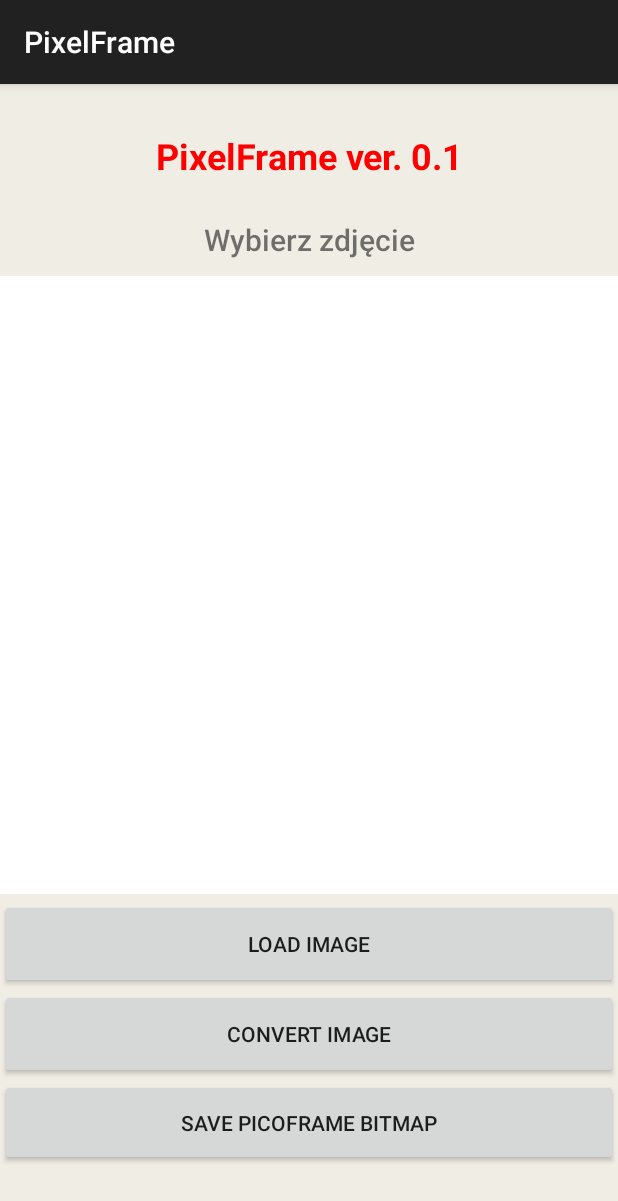
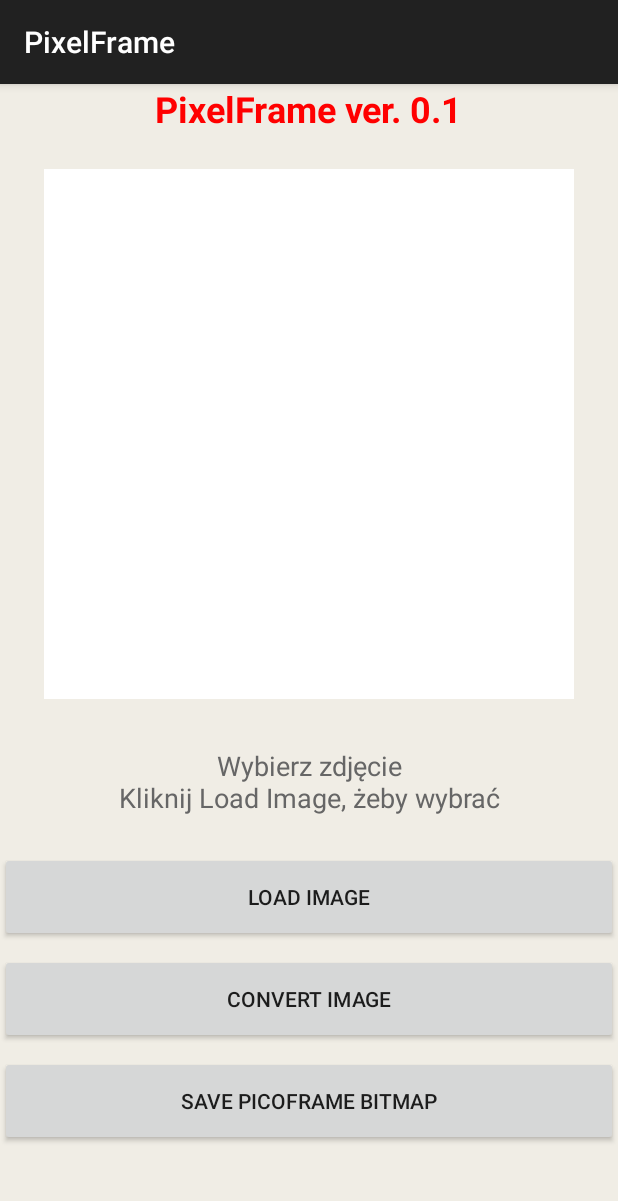
Before and after one commit to heracro/PixelFrame, an Android app built with Jetpack Compose: the screen it shows after launch (MainActivity), on a phone screen of 412 x 824 dp. Shown: the top 1201 px of the screen. Run offline under Robolectric (Android 15) with nearby library versions, the phone set to English and light mode, and no system bars; our stand-ins replace Picasso; libraries missing offline, so code that uses them is left out: com.github.chrisbanes.photoview; plain views replace PhotoView; 1 statement that could not run was skipped.

Commit message:
zoom/scale fixed (picture is always a square) + prevented crashes due to too huge file.

```diff
--- a/app/src/main/java/com/pixelframe/controller/ui/MainActivity.java
+++ b/app/src/main/java/com/pixelframe/controller/ui/MainActivity.java
@@ -1,59 +1,128 @@
 package com.pixelframe.controller.ui;
 
-import android.graphics.Color;
+import android.content.ContentResolver;
+import android.database.Cursor;
+import android.graphics.BitmapFactory;
+import android.graphics.drawable.Drawable;
+import android.net.Uri;
 import android.os.Bundle;
+import android.provider.OpenableColumns;
+import android.util.Log;
+import android.view.View;
 import android.widget.Button;
-import android.widget.FrameLayout;
-import androidx.appcompat.app.AppCompatActivity;
+import android.widget.TextView;
+
 import androidx.activity.result.ActivityResultLauncher;
 import androidx.activity.result.contract.ActivityResultContracts;
+import androidx.appcompat.app.AppCompatActivity;
+
+import com.github.chrisbanes.photoview.PhotoView;
 import com.pixelframe.controller.R;
-import com.github.chrisbanes.photoview.PhotoView;
+import com.squareup.picasso.Callback;
 import com.squareup.picasso.Picasso;
+
+import java.io.InputStream;
 
 public class MainActivity extends AppCompatActivity {
     private ActivityResultLauncher<String> mGetContent;
     private PhotoView photoView;
+    private TextView instructionText;
+
     @Override
     protected void onCreate(Bundle savedInstanceState) {
         super.onCreate(savedInstanceState);
         setContentView(R.layout.activity_main);
-        FrameLayout frameLayout = findViewById(R.id.frame_container);
+
         photoView = findViewById(R.id.photo_view);
-        photoView.setBackgroundColor(Color.WHITE);
+        instructionText = findViewById(R.id.instruction_text);
         Button buttonLoadImage = findViewById(R.id.button_load);
-        mGetContent = registerForActivityResult(new ActivityResultContracts.GetContent(),
-                uri -> {
-                    if (uri != null) {
-                        Picasso.get().load(uri).into(photoView);
-                        photoView.setBackgroundColor(Color.TRANSPARENT);
-                    }
+
+        mGetContent = registerForActivityResult(new ActivityResultContracts.GetContent(), this::handleImageSelection);
+        buttonLoadImage.setOnClickListener(v -> mGetContent.launch("image/*"));
+    }
+
+    private void handleImageSelection(Uri uri) {
+        try {
+            if (!isValidImage(uri)) {
+                return;
+            }
+
+            Picasso.get().load(uri).into(photoView, new Callback() {
+                @Override
+                public void onSuccess() {
+                    instructionText.setVisibility(View.GONE);
+                    photoView.post(() -> {
+                        Drawable drawable = photoView.getDrawable();
+                        if (drawable != null) {
+                            int imageWidth = drawable.getIntrinsicWidth();
+                            int imageHeight = drawable.getIntrinsicHeight();
+                            float scale = Math.max(imageWidth, imageHeight) / (float) Math.min(imageWidth, imageHeight);
+                            float mediumScale = 1.75f * scale;
+                            float maximumScale = 3.0f * scale;
+                            photoView.setMinimumScale(scale);
+                            photoView.setScale(scale);
+                            photoView.setMediumScale(mediumScale);
+                            photoView.setMaximumScale(maximumScale);
+                            Log.d("PhotoView", "Scale set to: " + scale);
+                            Log.d("PhotoView", "Minimum Scale set to: " + photoView.getMinimumScale());
+                            Log.d("PhotoView", "Medium Scale set to: " + photoView.getMediumScale());
+                            Log.d("PhotoView", "Maximum Scale set to: " + photoView.getMaximumScale());
+                        }
+                    });
                 }
-        );
-        frameLayout.post(() -> {
-            int width = frameLayout.getWidth();
-            int height = frameLayout.getHeight();
-            adjustPhotoViewSettingsWithFrameSize(photoView, Math.min(width, height));
-        });
-        buttonLoadImage.setOnClickListener(v -> {
-            mGetContent.launch("image/*");
-        });
+
+                @Override
+                public void onError(Exception e) {
+                    Log.d("PhotoView","Failed to load picture; onError() called");
+                }
+            });
+        } catch (Exception e) {
+            Log.d("PhotoView","Error selecting image: " + e.getMessage());
+        }
     }
 
     /**
-     * this method should limit zoom out capabilities this way, that picture will always remain
-     * squared. So, the smaller dimension of picture should always be not smaller than size of
-     * frame. Yet, it doesn't do the job as intended...
-     * @param photoView
-     * @param frameSize
+     * Let's make sure app won't crash if huge image is loaded (tested 64MPx). For now. Later on
+     * this could change to allow let's say scaling them down up to some reasonable size. Any way
+     * this method must do the job without loading image itself - for example by checking meta data
+     * @param uri location of chosen file
+     * @return true when file is within size limits (pixels, bytes...), fail if opening could crash
+     * the app.
+     * @throws Exception when closing file fails.
      */
-    private void adjustPhotoViewSettingsWithFrameSize(PhotoView photoView, int frameSize) {
-        if (photoView.getDrawable() == null) return;
-        float width = photoView.getDrawable().getIntrinsicWidth();
-        float height = photoView.getDrawable().getIntrinsicHeight();
-        float minScale = Math.min(width, height) / frameSize;
-        photoView.setMinimumScale(minScale);
-        photoView.setScale(minScale);
+    private boolean isValidImage(Uri uri) throws Exception {
+        ContentResolver contentResolver = getContentResolver();
+        Cursor cursor = contentResolver.query(uri, null, null, null, null);
+        if (cursor != null && cursor.moveToFirst()) {
+            //so we know we have a file, let's check file size.
+            int sizeIndex = cursor.getColumnIndex(OpenableColumns.SIZE);
+            long fileSize = cursor.getLong(sizeIndex);
+            if (fileSize > 10 * 1024 * 1024) {
+                instructionText.setText("File is too large to process.");
+                Log.d("PhotoView", "Chosen file is to big (>10MB)");
+                cursor.close();
+                return false;
+            }
+            //file size is ok, let's check picture size (max bitmap size is 256576512 bytes =
+            // ~60MPx, so limit of 48MPx seems reasonable.
+            BitmapFactory.Options options = new BitmapFactory.Options();
+            options.inJustDecodeBounds = true;
+            InputStream inputStream = contentResolver.openInputStream(uri);
+            BitmapFactory.decodeStream(inputStream, null, options);
+            inputStream.close();
+            int imageWidth = options.outWidth;
+            int imageHeight = options.outHeight;
+            long pixelCount = (long) imageWidth * imageHeight;
+            if (pixelCount > 48000000) {
+                instructionText.setText("Image is too large to process.");
+                Log.d("PhotoView", "Chosen file has too many pixels (>48M)");
+                cursor.close();
+                return false;
+            }
+        }
+        if (cursor != null) {
+            cursor.close();
+        }
+        return true;
     }
-
 }
--- a/app/src/main/res/layout/activity_main.xml
+++ b/app/src/main/res/layout/activity_main.xml
@@ -7,17 +7,35 @@
     android:layout_height="match_parent"
     android:background="#F0EDE5"
     tools:context=".ui.MainActivity">
+
+    <!-- Text View "PixelFrame ver. 0.1" -->
+    <TextView
+        android:id="@+id/textView2"
+        android:layout_width="wrap_content"
+        android:layout_height="wrap_content"
+        android:text="PixelFrame ver. 0.1"
+        android:textColor="#FF0000"
+        android:textStyle="bold"
+        android:textSize="24sp"
+        android:fontFamily="sans-serif"
+        app:layout_constraintTop_toTopOf="parent"
+        app:layout_constraintStart_toStartOf="parent"
+        app:layout_constraintEnd_toEndOf="parent"
+        app:layout_constraintBottom_toTopOf="@id/frame_container"
+        android:layout_marginBottom="8dp" />
+
+    <!-- Frame for PhotoView, kwadratowy -->
     <FrameLayout
         android:id="@+id/frame_container"
         android:layout_width="0dp"
         android:layout_height="0dp"
-        android:layout_marginTop="-50dp"
-        android:layout_marginBottom="50dp"
         app:layout_constraintDimensionRatio="1:1"
-        app:layout_constraintTop_toTopOf="parent"
-        app:layout_constraintBottom_toBottomOf="parent"
+        app:layout_constraintTop_toBottomOf="@id/textView2"
         app:layout_constraintStart_toStartOf="parent"
-        app:layout_constraintEnd_toEndOf="parent">
+        app:layout_constraintEnd_toEndOf="parent"
+        app:layout_constraintBottom_toTopOf="@id/instruction_text"
+        android:layout_marginTop="16dp"
+        android:layout_marginBottom="16dp">
 
         <com.github.chrisbanes.photoview.PhotoView
             android:id="@+id/photo_view"
@@ -27,87 +45,56 @@
 
     </FrameLayout>
 
-    <RelativeLayout
+    <!-- Text View "Wybierz zdjęcie" -->
+    <TextView
+        android:id="@+id/instruction_text"
         android:layout_width="match_parent"
-        android:layout_height="match_parent"
-        tools:context=".MainActivity">
+        android:layout_height="wrap_content"
+        android:text="Wybierz zdjęcie\nKliknij Load Image, żeby wybrać"
+        android:gravity="center"
+        android:textSize="18sp"
+        android:padding="16dp"
+        android:textColor="#666666"
+        app:layout_constraintTop_toBottomOf="@id/frame_container"
+        app:layout_constraintBottom_toTopOf="@id/button_load"
+        app:layout_constraintStart_toStartOf="parent"
+        app:layout_constraintEnd_toEndOf="parent" />
 
-        <TextView
-            android:id="@+id/textView"
-            android:layout_width="match_parent"
-            android:layout_height="31dp"
-            android:layout_alignParentStart="true"
-            android:layout_alignParentTop="true"
-            android:layout_alignParentEnd="true"
-            android:layout_alignParentBottom="true"
-            android:layout_marginStart="0dp"
-            android:layout_marginTop="90dp"
-            android:layout_marginEnd="0dp"
-            android:layout_marginBottom="610dp"
-            android:fontFamily="sans-serif-medium"
-            android:text="Wybierz zdjęcie"
-            android:textAlignment="center"
-            android:textSize="20sp" />
+    <!-- Button Load Image -->
+    <Button
+        android:id="@+id/button_load"
+        android:layout_width="0dp"
+        android:layout_height="60dp"
+        android:text="Load Image"
+        app:layout_constraintTop_toBottomOf="@id/instruction_text"
+        app:layout_constraintStart_toStartOf="parent"
+        app:layout_constraintEnd_toEndOf="parent"
+        app:layout_constraintBottom_toTopOf="@id/button_convert"
+        android:layout_marginTop="8dp"
+        android:layout_marginBottom="8dp" />
 
-        <FrameLayout
-            android:layout_width="match_parent"
-            android:layout_height="189dp"
-            android:layout_alignParentStart="true"
-            android:layout_alignParentTop="true"
-            android:layout_alignParentEnd="true"
-            android:layout_alignParentBottom="true"
-            android:layout_marginStart="0dp"
-            android:layout_marginTop="543dp"
-            android:layout_marginEnd="0dp"
-            android:layout_marginBottom="0dp">
+    <!-- Button Convert Image -->
+    <Button
+        android:id="@+id/button_convert"
+        android:layout_width="0dp"
+        android:layout_height="60dp"
+        android:text="Convert Image"
+        app:layout_constraintTop_toBottomOf="@id/button_load"
+        app:layout_constraintStart_toStartOf="parent"
+        app:layout_constraintEnd_toEndOf="parent"
+        app:layout_constraintBottom_toTopOf="@id/button_save"
+        android:layout_marginBottom="8dp" />
 
-            <Button
-                android:id="@+id/button_save"
-                android:layout_width="match_parent"
-                android:layout_height="58dp"
-                android:layout_marginStart="0dp"
-                android:layout_marginTop="120dp"
-                android:layout_marginEnd="0dp"
-                android:layout_marginBottom="63dp"
-                android:text="Save PicoFrame bitmap" />
-
-            <Button
-                android:id="@+id/button_convert"
-                android:layout_width="match_parent"
-                android:layout_height="60dp"
-                android:layout_marginTop="60dp"
-                android:text="Convert Image" />
-
-            <Button
-                android:id="@+id/button_load"
-                android:layout_width="match_parent"
-                android:layout_height="60dp"
-                android:layout_marginStart="0dp"
-                android:layout_marginTop="0dp"
-                android:layout_marginEnd="0dp"
-                android:layout_marginBottom="217dp"
-                android:text="Load Image" />
-        </FrameLayout>
-
-        <TextView
-            android:id="@+id/textView2"
-            android:layout_width="match_parent"
-            android:layout_height="43dp"
-            android:layout_alignParentStart="true"
-            android:layout_alignParentTop="true"
-            android:layout_alignParentEnd="true"
-            android:layout_alignParentBottom="true"
-            android:layout_centerInParent="true"
-            android:layout_marginStart="0dp"
-            android:layout_marginTop="31dp"
-            android:layout_marginEnd="0dp"
-            android:layout_marginBottom="657dp"
-            android:text="PixelFrame ver. 0.1"
-            android:textAlignment="center"
-            android:textColor="#FF0000"
-            android:textSize="24sp"
-            android:textStyle="bold" />
-
-    </RelativeLayout>
+    <!-- Button Save PicoFrame Bitmap -->
+    <Button
+        android:id="@+id/button_save"
+        android:layout_width="0dp"
+        android:layout_height="60dp"
+        android:text="Save PicoFrame bitmap"
+        app:layout_constraintTop_toBottomOf="@id/button_convert"
+        app:layout_constraintStart_toStartOf="parent"
+        app:layout_constraintEnd_toEndOf="parent"
+        app:layout_constraintBottom_toBottomOf="parent"
+        android:layout_marginBottom="60dp" />
 
 </androidx.constraintlayout.widget.ConstraintLayout>
```
